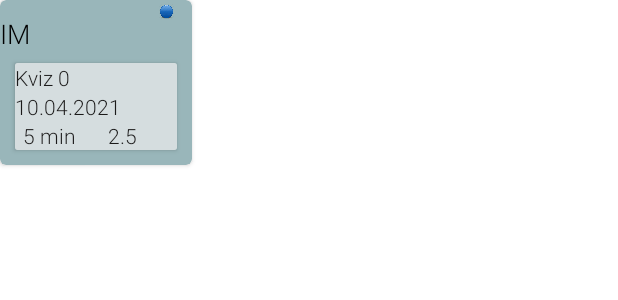
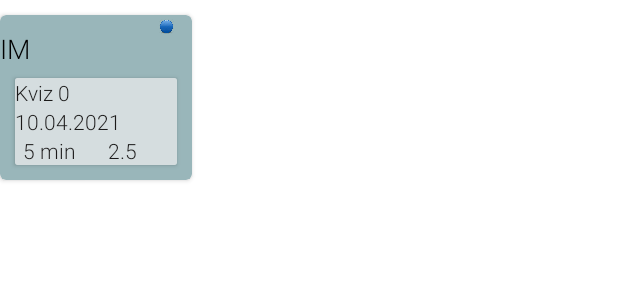
Before and after one commit to mmarincic1/RMA2020_2021, an Android app: the layout item_kviz.xml on its own in the app's theme, with its tools: preview values and no code run, on a phone screen of 412 x 824 dp. Shown: the top 300 px of the screen. Run offline under Robolectric (Android 15) with nearby library versions, the phone set to English and light mode, and no system bars.

```diff
--- a/app/src/main/res/layout/item_kviz.xml
+++ b/app/src/main/res/layout/item_kviz.xml
@@ -5,7 +5,9 @@
     android:layout_height="110dp"
     android:layout_marginEnd="8dp"
     app:cardBackgroundColor="#99B6BA"
-    app:cardCornerRadius="4dp">
+    app:cardCornerRadius="4dp"
+    android:layout_marginTop="10dp"
+    >
 
     <androidx.constraintlayout.widget.ConstraintLayout
         android:layout_width="match_parent"
```
